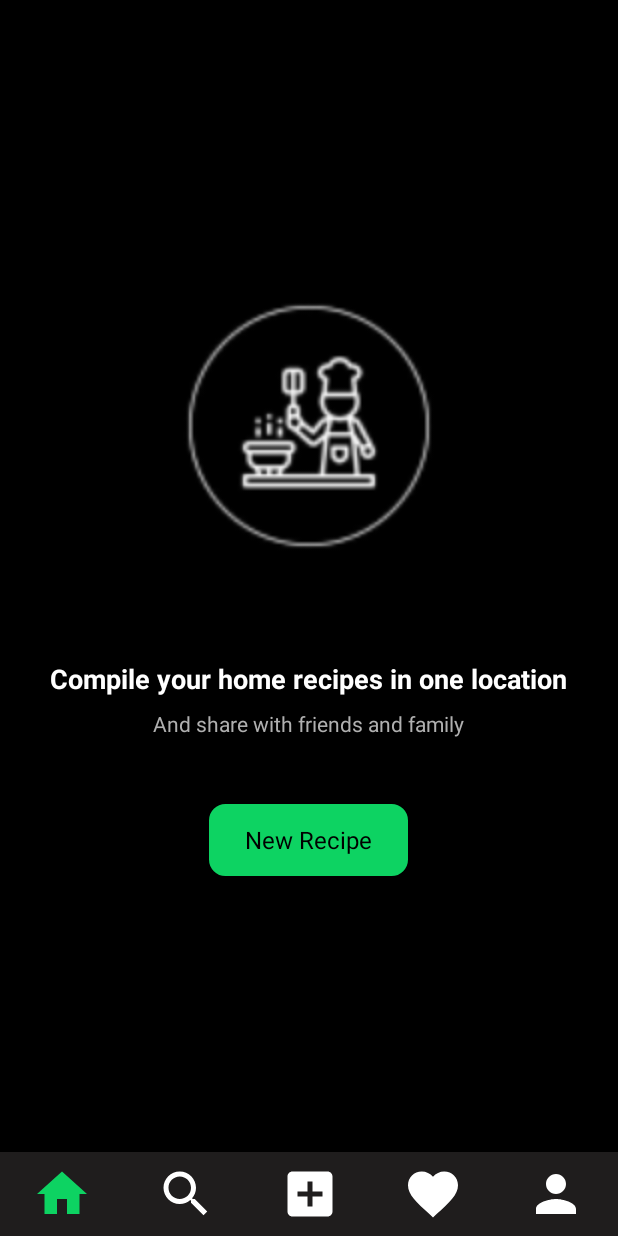
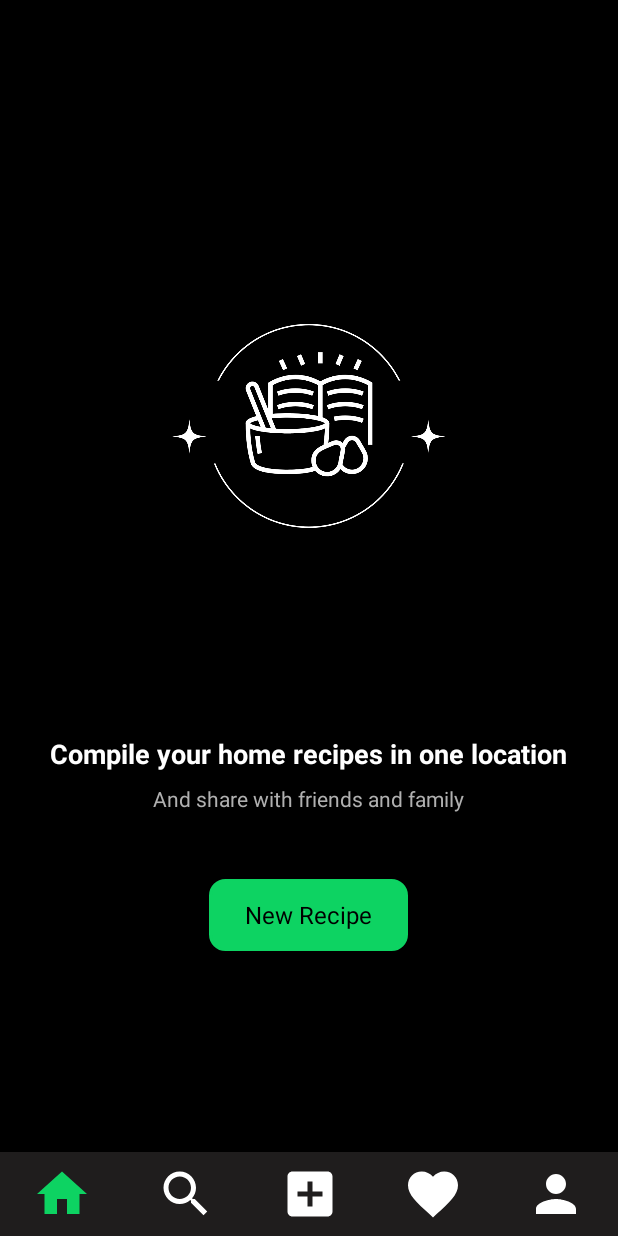
Before and after one commit to sujikaran07/Annaporana_final, an Android app: the fragment AddFragment placed in its activity, on a phone screen of 412 x 824 dp. Run offline under Robolectric (Android 15) with nearby library versions, the phone set to English and light mode, and no system bars.

Commit message:
Update from IM/2021/105

```diff
--- a/app/src/main/res/layout/fragment_add.xml
+++ b/app/src/main/res/layout/fragment_add.xml
@@ -9,8 +9,8 @@
 
     <!-- Main Text -->
     <ImageView
-        android:layout_width="200dp"
-        android:layout_height="200dp"
+        android:layout_width="300dp"
+        android:layout_height="300dp"
         android:src="@drawable/ic_recipe"
         android:layout_marginBottom="40dp"/>
 
```
Also changed, not shown: app/src/main/res/drawable/ic_recipe.png, app/src/main/res/drawable/image_5.png.
